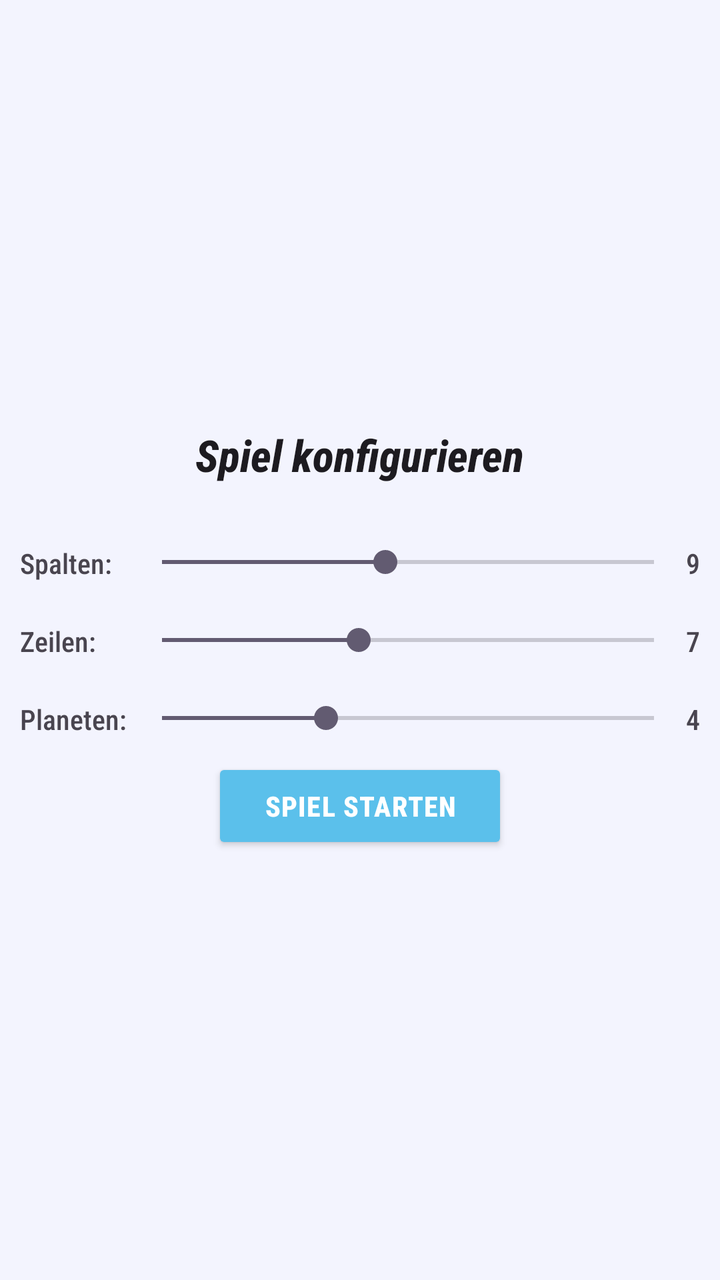
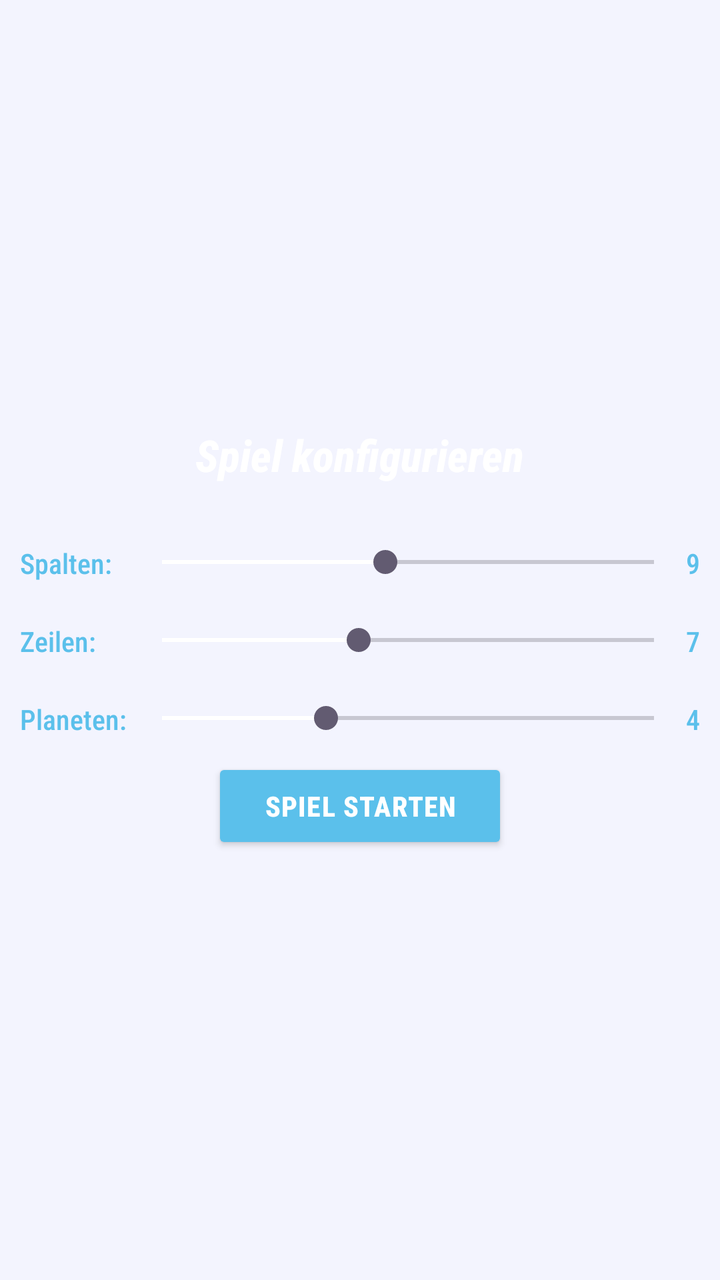

The first picture is an Android layout as it rendered before a commit; the second is the same layout after the commit. The layout source and the unified diff follow.
<!-- AndroidManifest.xml: application theme Theme.Galactica -->
<!-- res/layout/view_multiplayer_lobby_host.xml -->
<?xml version="1.0" encoding="utf-8"?>
<LinearLayout xmlns:android="http://schemas.android.com/apk/res/android"
    android:layout_width="wrap_content"
    android:layout_height="wrap_content"
    android:layout_marginEnd="20dp"
    android:background="@color/transparent_space_glow"
    android:gravity="center"
    android:minWidth="300dp"
    android:orientation="vertical"
    android:padding="10dp">

    <TextView
        android:id="@+id/testConnectionText"
        android:layout_width="wrap_content"
        android:layout_height="wrap_content"
        android:fontFamily="sans-serif-condensed-medium"
        android:text="Spiel konfigurieren"
        android:textAppearance="@style/TextAppearance.AppCompat.Large"
        android:textStyle="bold|italic" />

    <Space
        android:layout_width="match_parent"
        android:layout_height="20dp" />

    <LinearLayout
        android:layout_width="match_parent"
        android:layout_height="wrap_content"
        android:layout_gravity="top"
        android:orientation="horizontal">

        <LinearLayout
            android:layout_width="wrap_content"
            android:layout_height="wrap_content"
            android:layout_weight="1"
            android:orientation="vertical">

            <LinearLayout
                android:layout_width="match_parent"
                android:layout_height="wrap_content"
                android:layout_marginVertical="10dp"
                android:orientation="horizontal">

                <TextView
                    android:layout_width="55dp"
                    android:layout_height="wrap_content"
                    android:text="Spalten:" />

                <SeekBar
                    android:id="@+id/seek_cols"
                    android:layout_width="0dp"
                    android:layout_height="wrap_content"
                    android:layout_weight="1"
                    android:max="15"
                    android:min="4"
                    android:minWidth="80dp"
                    android:progress="9" />

                <TextView
                    android:id="@+id/cols_text"
                    android:layout_width="wrap_content"
                    android:layout_height="wrap_content"
                    android:text="9" />
            </LinearLayout>

            <LinearLayout
                android:layout_width="match_parent"
                android:layout_height="wrap_content"
                android:layout_marginVertical="10dp"
                android:orientation="horizontal">

                <TextView
                    android:layout_width="55dp"
                    android:layout_height="wrap_content"
                    android:text="Zeilen:" />

                <SeekBar
                    android:id="@+id/seek_rows"
                    android:layout_width="0dp"
                    android:layout_height="wrap_content"
                    android:layout_weight="1"
                    android:max="13"
                    android:min="3"
                    android:minWidth="80dp"
                    android:progress="7" />

                <TextView
                    android:id="@+id/rows_text"
                    android:layout_width="wrap_content"
                    android:layout_height="wrap_content"
                    android:text="7" />
            </LinearLayout>

            <LinearLayout
                android:layout_width="match_parent"
                android:layout_height="wrap_content"
                android:layout_marginVertical="10dp"
                android:orientation="horizontal">

                <TextView
                    android:layout_width="55dp"
                    android:layout_height="wrap_content"
                    android:text="Planeten:" />

                <SeekBar
                    android:id="@+id/seek_planets"
                    android:layout_width="0dp"
                    android:layout_height="wrap_content"
                    android:layout_weight="1"
                    android:max="10"
                    android:min="1"
                    android:minWidth="80dp"
                    android:progress="4" />

                <TextView
                    android:id="@+id/my_planets"
                    android:layout_width="wrap_content"
                    android:layout_height="wrap_content"
                    android:text="4" />
            </LinearLayout>
        </LinearLayout>
    </LinearLayout>

    <Button
        android:id="@+id/start_host_lobby_button"
        style="@android:style/Widget.Material.Button"
        android:layout_width="wrap_content"
        android:layout_height="wrap_content"
        android:text="Spiel STARTEN" />

</LinearLayout>
<!-- resources referenced by this layout -->
<resources>
  <color name="transparent_space_glow">#1A97D6F0</color>
  <style name="Theme.Galactica" parent="Base.Theme.Galactica" />
  <style name="Base.Theme.Galactica" parent="Theme.Material3.DayNight.NoActionBar">
  
          
          <item name="materialButtonStyle">@style/GalacticaButton</item>
  
          
          <item name="materialButtonOutlinedStyle">@style/GalacticaButton.Outlined</item>
  
          
          <item name="textAppearanceBodyLarge">@style/TextAppearance.Galactica.Body</item>
          <item name="fontFamily">sans-serif-condensed-medium</item>
  
          
      </style>
  <style name="GalacticaButton" parent="Widget.Material3.Button">
          <item name="backgroundTint">@color/space_glow</item>
          <item name="android:textColor">@color/white</item>
          <item name="cornerRadius">8dp</item>
          <item name="android:textStyle">bold</item>
          
          <item name="android:minHeight">52dp</item>
          <item name="android:insetTop">2dp</item>
          <item name="android:insetBottom">2dp</item>
          <item name="android:insetLeft">2dp</item>
          <item name="android:insetRight">2dp</item>
          <item name="android:letterSpacing">0.03</item>
      </style>
  <style name="GalacticaButton.Outlined" parent="Widget.Material3.Button.OutlinedButton">
          <item name="strokeColor">@color/space_glow</item>
          <item name="strokeWidth">2dp</item>
          <item name="cornerRadius">2dp</item>
          <item name="android:textColor">@color/white</item>
          <item name="android:minHeight">52dp</item>
      </style>
  <style name="TextAppearance.Galactica.Body" parent="TextAppearance.Material3.BodyLarge">
          <item name="android:textColor">@color/white</item>
      </style>
  <color name="space_glow">#5BC0EB</color>
  <color name="white">#FFFFFFFF</color>
</resources>

<!-- the commit's change to res/layout/view_multiplayer_lobby_host.xml (unified diff, before → after) -->
@@ -16,6 +16,7 @@
         android:fontFamily="sans-serif-condensed-medium"
         android:text="Spiel konfigurieren"
         android:textAppearance="@style/TextAppearance.AppCompat.Large"
+        android:textColor="@color/white"
         android:textStyle="bold|italic" />
 
     <Space
@@ -43,7 +44,8 @@
                 <TextView
                     android:layout_width="55dp"
                     android:layout_height="wrap_content"
-                    android:text="Spalten:" />
+                    android:text="Spalten:"
+                    android:textColor="@color/space_glow" />
 
                 <SeekBar
                     android:id="@+id/seek_cols"
@@ -53,13 +55,15 @@
                     android:max="15"
                     android:min="4"
                     android:minWidth="80dp"
-                    android:progress="9" />
+                    android:progress="9"
+                    android:progressTint="#FFFFFF" />
 
                 <TextView
                     android:id="@+id/cols_text"
                     android:layout_width="wrap_content"
                     android:layout_height="wrap_content"
-                    android:text="9" />
+                    android:text="9"
+                    android:textColor="@color/space_glow" />
             </LinearLayout>
 
             <LinearLayout
@@ -71,7 +75,8 @@
                 <TextView
                     android:layout_width="55dp"
                     android:layout_height="wrap_content"
-                    android:text="Zeilen:" />
+                    android:text="Zeilen:"
+                    android:textColor="@color/space_glow" />
 
                 <SeekBar
                     android:id="@+id/seek_rows"
@@ -81,13 +86,15 @@
                     android:max="13"
                     android:min="3"
                     android:minWidth="80dp"
-                    android:progress="7" />
+                    android:progress="7"
+                    android:progressTint="#FFFFFF" />
 
                 <TextView
                     android:id="@+id/rows_text"
                     android:layout_width="wrap_content"
                     android:layout_height="wrap_content"
-                    android:text="7" />
+                    android:text="7"
+                    android:textColor="@color/space_glow" />
             </LinearLayout>
 
             <LinearLayout
@@ -99,7 +106,8 @@
                 <TextView
                     android:layout_width="55dp"
                     android:layout_height="wrap_content"
-                    android:text="Planeten:" />
+                    android:text="Planeten:"
+                    android:textColor="@color/space_glow" />
 
                 <SeekBar
                     android:id="@+id/seek_planets"
@@ -109,13 +117,15 @@
                     android:max="10"
                     android:min="1"
                     android:minWidth="80dp"
-                    android:progress="4" />
+                    android:progress="4"
+                    android:progressTint="#FFFFFF" />
 
                 <TextView
                     android:id="@+id/my_planets"
                     android:layout_width="wrap_content"
                     android:layout_height="wrap_content"
-                    android:text="4" />
+                    android:text="4"
+                    android:textColor="@color/space_glow" />
             </LinearLayout>
         </LinearLayout>
     </LinearLayout>
